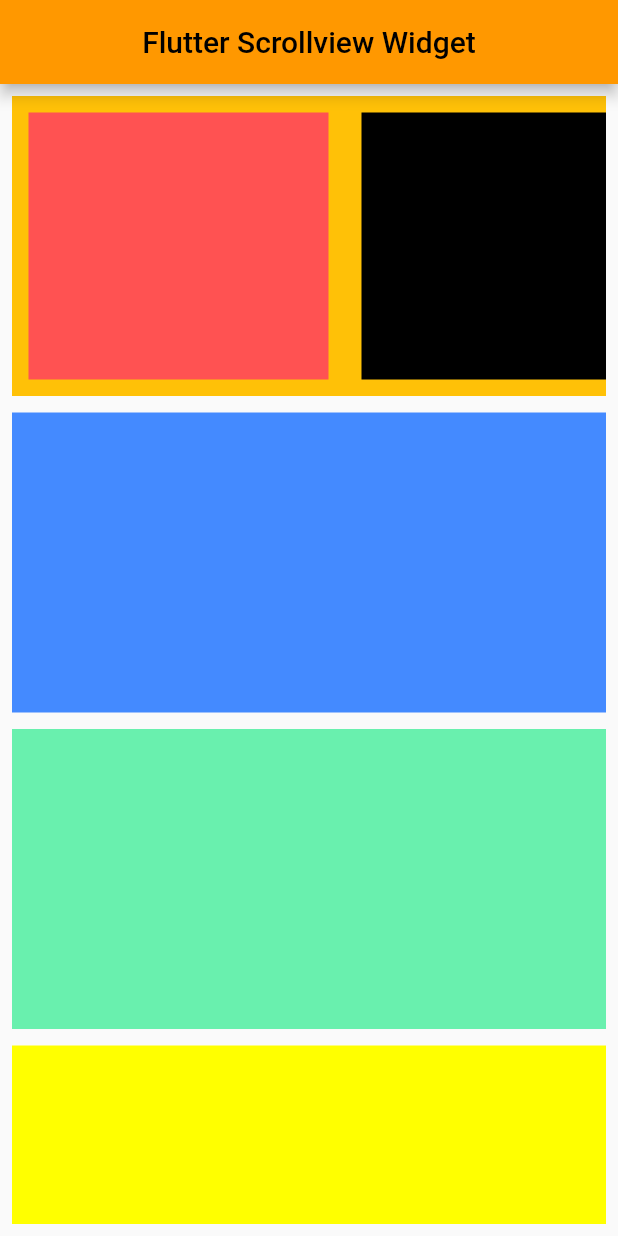
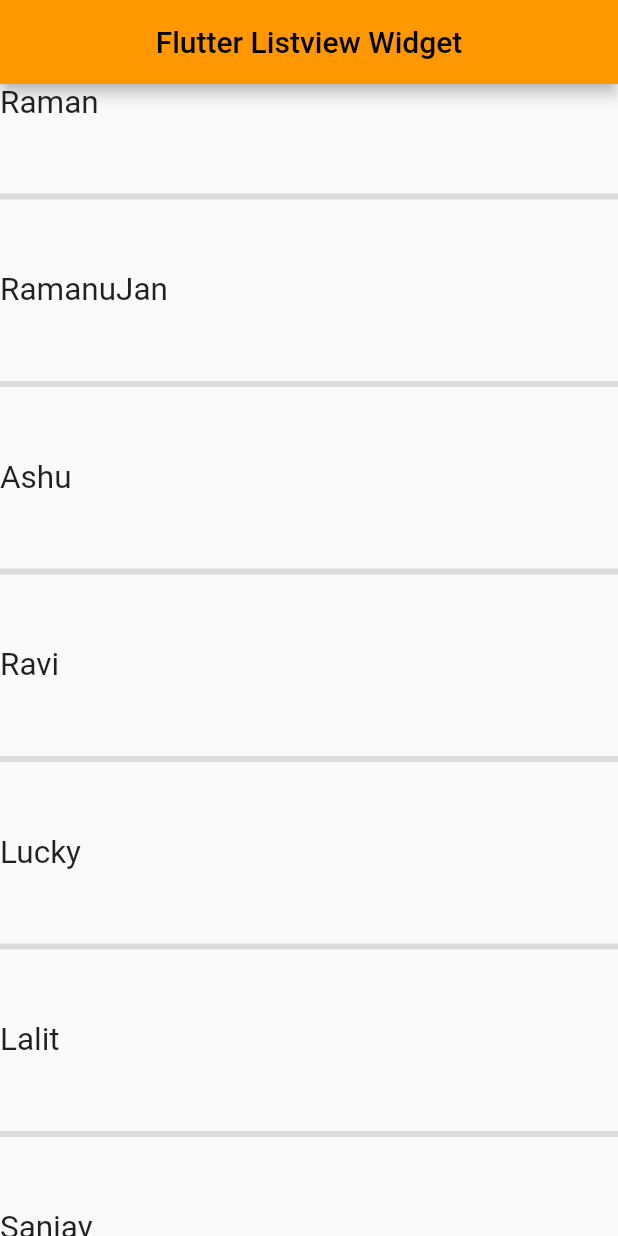
Before and after one commit to luckydarwai/Flutter, a Flutter app: the screen it shows after launch, on a phone screen of 412 x 824 dp. Run offline on Flutter 3.47's test engine with Material 2 defaults, Android fonts, the light colour scheme and no system bars.

Commit message:
ListView

```diff
--- a/lib/main.dart
+++ b/lib/main.dart
@@ -30,89 +30,90 @@
 class _MyHomePageState extends State<MyHomePage> {
   @override
   Widget build(BuildContext context) {
+    var names = [
+      'Raman',
+      'RamanuJan',
+      'Ashu',
+      'Ravi',
+      'Lucky',
+      'Lalit',
+      'Sanjay'
+    ];
     return Scaffold(
-        appBar: AppBar(
-          title: Center(child: Text("Flutter Scrollview Widget")),
-        ),
-        body: Padding(
-          padding: const EdgeInsets.all(8.0),
-          child: SingleChildScrollView(
-            child: Column(
-              children: [
-                Container(
-                  margin: const EdgeInsets.only(bottom: 11),
-                  height: 200,
-                  color: Colors.amber,
-                  child: SingleChildScrollView(
-                    scrollDirection: Axis.horizontal,
-                    child: Row(
-                      children: [
-                        Container(
-                          margin: const EdgeInsets.all(11),
-                          height: 200,
-                          width: 200,
-                          color: Colors.redAccent,
-                        ),
-                        Container(
-                          margin: const EdgeInsets.all(11),
-                          height: 200,
-                          width: 200,
-                          color: Colors.black,
-                        ),
-                        Container(
-                          margin: const EdgeInsets.all(11),
-                          height: 200,
-                          width: 200,
-                          color: Colors.deepOrange,
-                        ),
-                        Container(
-                          margin: const EdgeInsets.all(11),
-                          height: 200,
-                          width: 200,
-                          color: Colors.deepPurple,
-                        ),
-                      ],
-                    ),
-                  ),
-                ),
-                Container(
-                  margin: const EdgeInsets.only(bottom: 11),
-                  height: 200,
-                  color: Colors.blueAccent,
-                ),
-                Container(
-                  margin: const EdgeInsets.only(bottom: 11),
-                  height: 200,
-                  color: Colors.greenAccent,
-                ),
-                Container(
-                  margin: const EdgeInsets.only(bottom: 11),
-                  height: 200,
-                  color: Colors.yellowAccent,
-                ),
-                Container(
-                  margin: const EdgeInsets.only(bottom: 11),
-                  height: 200,
-                  color: Colors.purpleAccent,
-                ),
-                Container(
-                  margin: const EdgeInsets.only(bottom: 11),
-                  height: 200,
-                  color: Colors.pinkAccent,
-                ),
-                Container(
-                  margin: const EdgeInsets.only(bottom: 11),
-                  height: 200,
-                  color: Colors.brown,
-                ),
-                Container(
-                  margin: const EdgeInsets.only(bottom: 11),
-                  height: 200,
-                  color: Colors.orange,
-                ),
-              ],
-            ),
-          ),
-        ));
+      appBar: AppBar(
+        title: Center(child: Text("Flutter Listview Widget")),
+      ),
+      // statically defined data
+      // body: ListView(
+      //   scrollDirection: Axis.horizontal,
+      //   reverse: true,
+      //   children: [
+      //     Padding(
+      //       padding: const EdgeInsets.all(8.0),
+      //       child: Text(
+      //         "One",
+      //         style: TextStyle(fontSize: 21, fontWeight: FontWeight.w400),
+      //       ),
+      //     ),
+      //     Padding(
+      //       padding: const EdgeInsets.all(8.0),
+      //       child: Text(
+      //         "Two",
+      //         style: TextStyle(fontSize: 21, fontWeight: FontWeight.w400),
+      //       ),
+      //     ),
+      //     Padding(
+      //       padding: const EdgeInsets.all(8.0),
+      //       child: Text(
+      //         "Three",
+      //         style: TextStyle(fontSize: 21, fontWeight: FontWeight.w400),
+      //       ),
+      //     ),
+      //     Padding(
+      //       padding: const EdgeInsets.all(8.0),
+      //       child: Text(
+      //         "Four",
+      //         style: TextStyle(fontSize: 21, fontWeight: FontWeight.w400),
+      //       ),
+      //     ),
+      //     Padding(
+      //       padding: const EdgeInsets.all(8.0),
+      //       child: Text(
+      //         "Five",
+      //         style: TextStyle(fontSize: 21, fontWeight: FontWeight.w400),
+      //       ),
+      //     )
+      //   ],
+      // )
+      // Dynamically defined data
+      // body: ListView.builder(
+      //   itemBuilder: (context, index) {
+      //     return Text(
+      //       names[index],
+      //       style: TextStyle(fontSize: 21, fontWeight: FontWeight.w400),
+      //     );
+      //   },
+      //   // reverse: true,
+      //   itemExtent: 200,
+      //   itemCount: names.length,
+      // ),
+      // for seperating each items using listview.seperated
+      body: ListView.separated(
+        itemBuilder: (context, index) {
+          return Text(
+            names[index],
+            style: TextStyle(fontSize: 21, fontWeight: FontWeight.w400),
+          );
+        },
+        // reverse: true,
+        itemCount: names.length,
+        separatorBuilder: (context, index) {
+          return Divider(
+            height: 100,
+            thickness: 4,
+          );
+        },
+      ),
+    );
   }
 }
```
